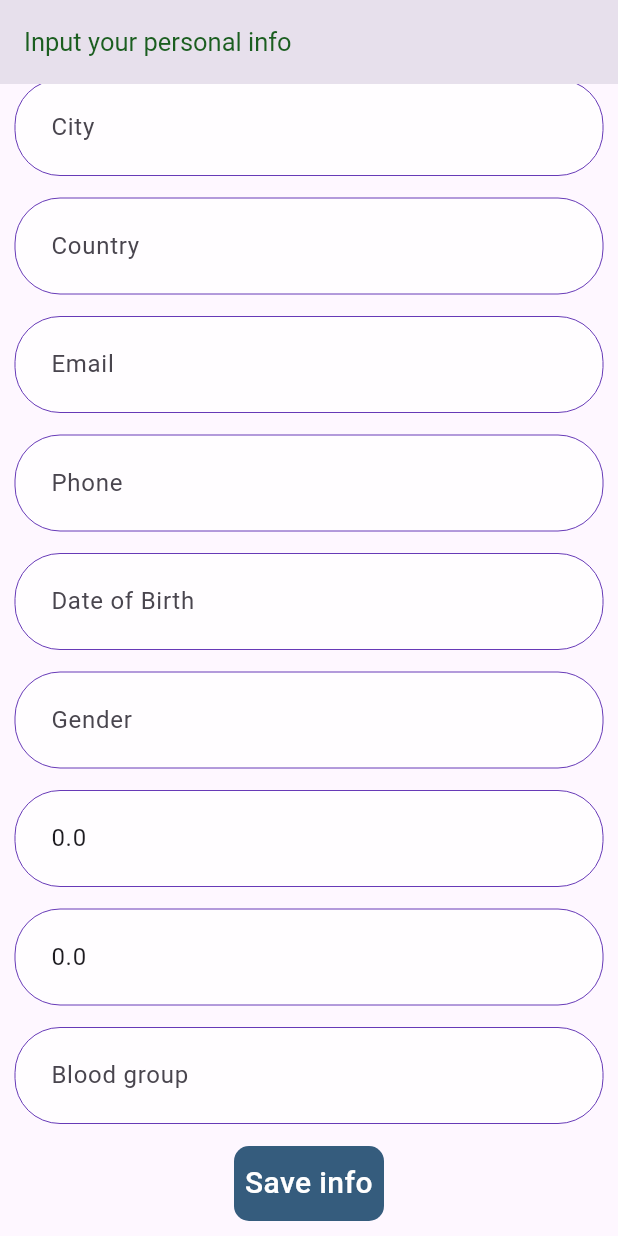
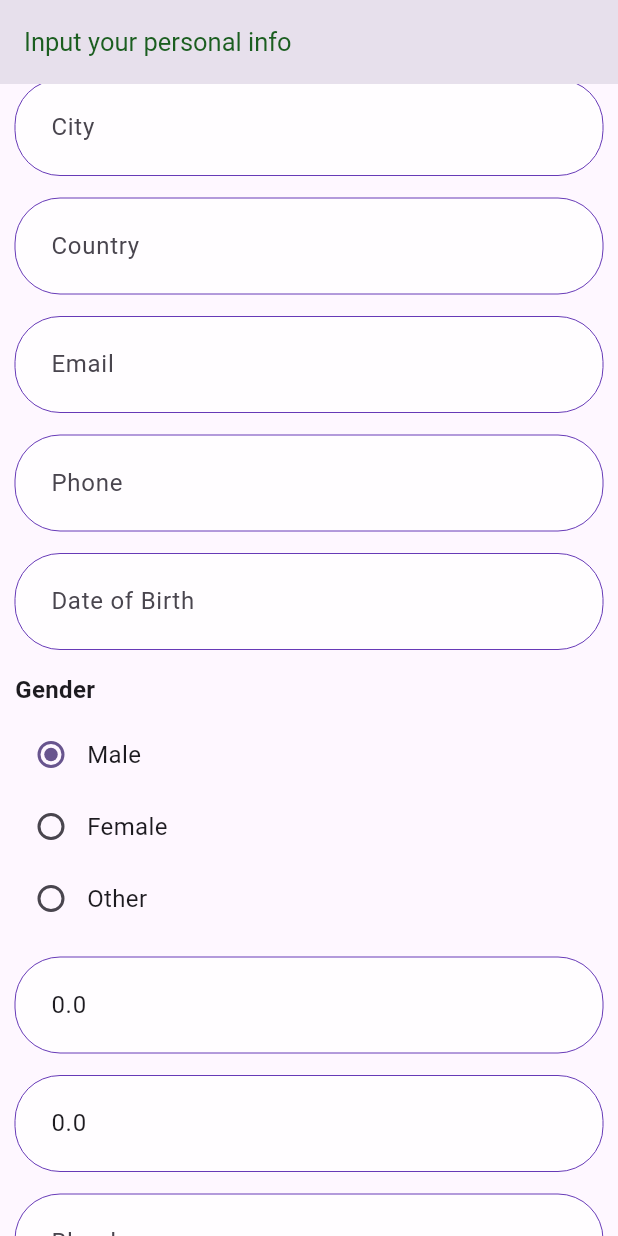
Before and after one commit to CodeWithIsmail/Personal-Health-Tracker, a Flutter app: the ProfileInput screen opened directly with empty values, scrolled down 349 dp, on a phone screen of 412 x 824 dp. Run offline on Flutter 3.47's test engine with Material 3 defaults, Android fonts, the phone set to English and light mode, and no system bars; our stand-ins replace cloud_firestore, firebase_auth, firebase_core, flutter_markdown, flutter_spinkit, fluttertoast and 7 more; missing offline and left inert: mobile_scanner; accounts and stored records are empty.

Commit message:
Changed the gender selection option

```diff
--- a/lib/screens/InputProfileInfoScreen.dart
+++ b/lib/screens/InputProfileInfoScreen.dart
@@ -18,6 +18,9 @@
   String imgUrl =
       "https://res.cloudinary.com/ismailcloud/image/upload/v1734184215/defaultProfilePic_vtfdj1.png";
   final ImagePicker _picker = ImagePicker();
+  int selectedGenderIndex = 0;
+
+  final List<String> genderOptions = ['Male', 'Female', 'Other'];
 
   @override
   void initState() {
@@ -36,6 +39,10 @@
     editingControllers[8].text = widget.profileInfo.weight.toString();
     editingControllers[9].text = widget.profileInfo.height.toString();
     editingControllers[10].text = widget.profileInfo.bg;
+
+    if (genderOptions.contains(widget.profileInfo.gender)) {
+      selectedGenderIndex = genderOptions.indexOf(widget.profileInfo.gender);
+    }
   }
 
   @override
@@ -80,7 +87,8 @@
         editingControllers[4].text,
         editingControllers[5].text,
         timestamp!,
-        editingControllers[7].text,
+        genderOptions[selectedGenderIndex],
+        // editingControllers[7].text,
         editingControllers[10].text,
         double.tryParse(editingControllers[8].text) ?? 0.0,
         double.tryParse(editingControllers[9].text) ?? 0.0);
@@ -211,11 +219,44 @@
                 SizedBox(
                   height: 15,
                 ),
-                CustomTextField(
-                    "Gender", false, editingControllers[7], TextInputType.name),
-                SizedBox(
-                  height: 15,
+                // CustomTextField(
+                //     "Gender", false, editingControllers[7], TextInputType.name),
+                // SizedBox(
+                //   height: 15,
+                // ),
+                Column(
+                  crossAxisAlignment: CrossAxisAlignment.start,
+                  children: [
+                    Text(
+                      'Gender',
+                      style: TextStyle(
+                          fontSize: 16, fontWeight: FontWeight.bold),
+                    ),
+                    SizedBox(height: 8),
+                    ...List.generate(genderOptions.length, (index) {
+                      return Row(
+                        children: [
+                          Radio(
+                            value: index,
+                            groupValue: selectedGenderIndex,
+                            onChanged: (value) {
+                              setState(() {
+                                selectedGenderIndex = index;
+                                editingControllers[7].text =
+                                genderOptions[index]; // Update controller
+                              });
+                            },
+                          ),
+                          Text(
+                            genderOptions[index],
+                            style: TextStyle(fontSize: 16),
+                          ),
+                        ],
+                      );
+                    }),
+                  ],
                 ),
+                SizedBox(height: 15),
                 CustomTextField("Weight (kg)", false, editingControllers[8],
                     TextInputType.number),
                 SizedBox(
```
